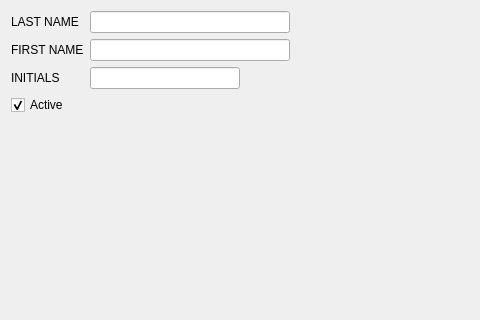
The window that mtrack/apharmp_page00.ui (kyledevans/Medicine-Track) describes before a commit, drawn with Qt 5; both pictures show x 0 to 480 and y 0 to 320 of the 634 by 431 pixel window.
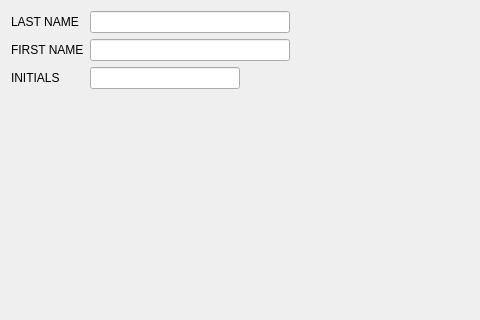
The same window after the commit.

Commit message: Getting rid of "active" checkboxes in wizards. 	modified:   mtrack/apharmp_page00.cpp 	modified:   mtrack/apharmp_page00.ui 	modified:   mtrack/aprescriberpage_page00.cpp 	modified:   mtrack/aprescriberpage_page00.ui 	modified:   mtrack/nmw_page00.cpp 	modified:   mtrack/nmw_page00.ui

```diff
--- a/mtrack/apharmp_page00.ui
+++ b/mtrack/apharmp_page00.ui
@@ -14,6 +14,9 @@
    <string>WizardPage</string>
   </property>
   <layout class="QFormLayout" name="formLayout">
+   <property name="fieldGrowthPolicy">
+    <enum>QFormLayout::AllNonFixedFieldsGrow</enum>
+   </property>
    <item row="0" column="0">
     <widget class="QLabel" name="lastLabel">
      <property name="text">
@@ -143,16 +146,6 @@
      </item>
     </layout>
    </item>
-   <item row="5" column="0">
-    <widget class="QCheckBox" name="activeField">
-     <property name="text">
-      <string>Active</string>
-     </property>
-     <property name="checked">
-      <bool>true</bool>
-     </property>
-    </widget>
-   </item>
   </layout>
  </widget>
  <tabstops>
```
Left out of the diff: 1 changed line with no effect on the pictures. The commit also changes 5 other files.
